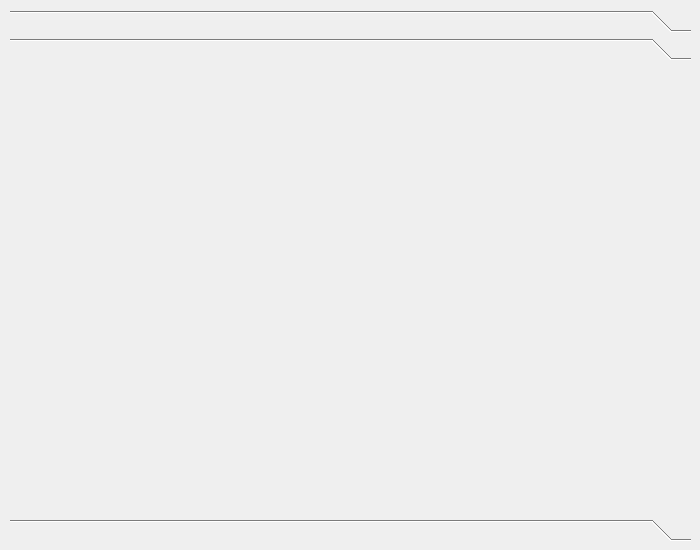
Qt form ui/reader/reader.ui (shikro/database_client) before a commit.
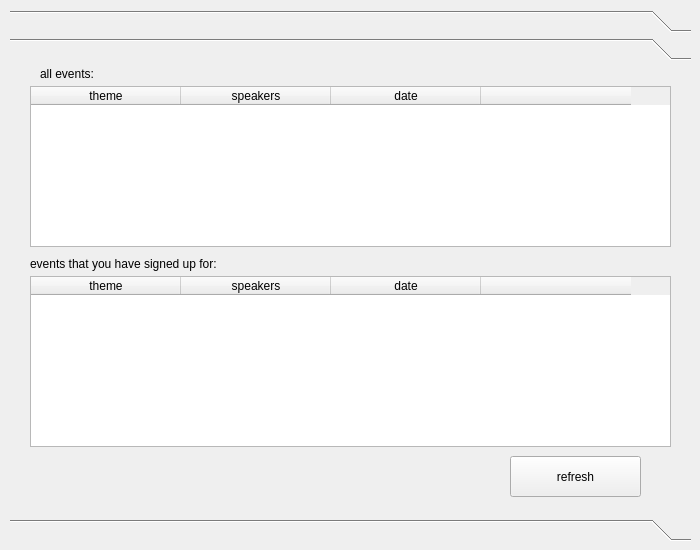
The same form after that commit. The open tabs and pages were chosen to show the change.

Patch:
```diff
--- a/ui/reader/reader.ui
+++ b/ui/reader/reader.ui
@@ -286,13 +286,118 @@
       <rect>
        <x>0</x>
        <y>0</y>
-       <width>100</width>
-       <height>30</height>
+       <width>681</width>
+       <height>429</height>
       </rect>
      </property>
      <attribute name="label">
       <string>&lt;events&gt;</string>
      </attribute>
+     <widget class="QTableWidget" name="all_events_table">
+      <property name="geometry">
+       <rect>
+        <x>20</x>
+        <y>20</y>
+        <width>641</width>
+        <height>161</height>
+       </rect>
+      </property>
+      <attribute name="horizontalHeaderDefaultSectionSize">
+       <number>150</number>
+      </attribute>
+      <column>
+       <property name="text">
+        <string>theme</string>
+       </property>
+      </column>
+      <column>
+       <property name="text">
+        <string>speakers</string>
+       </property>
+      </column>
+      <column>
+       <property name="text">
+        <string>date</string>
+       </property>
+      </column>
+      <column>
+       <property name="text">
+        <string/>
+       </property>
+      </column>
+     </widget>
+     <widget class="QPushButton" name="events_refresh_button">
+      <property name="geometry">
+       <rect>
+        <x>500</x>
+        <y>390</y>
+        <width>131</width>
+        <height>41</height>
+       </rect>
+      </property>
+      <property name="text">
+       <string>refresh</string>
+      </property>
+     </widget>
+     <widget class="QTableWidget" name="my_events_table">
+      <property name="geometry">
+       <rect>
+        <x>20</x>
+        <y>210</y>
+        <width>641</width>
+        <height>171</height>
+       </rect>
+      </property>
+      <attribute name="horizontalHeaderDefaultSectionSize">
+       <number>150</number>
+      </attribute>
+      <column>
+       <property name="text">
+        <string>theme</string>
+       </property>
+      </column>
+      <column>
+       <property name="text">
+        <string>speakers</string>
+       </property>
+      </column>
+      <column>
+       <property name="text">
+        <string>date</string>
+       </property>
+      </column>
+      <column>
+       <property name="text">
+        <string/>
+       </property>
+      </column>
+     </widget>
+     <widget class="QLabel" name="label_7">
+      <property name="geometry">
+       <rect>
+        <x>30</x>
+        <y>0</y>
+        <width>81</width>
+        <height>16</height>
+       </rect>
+      </property>
+      <property name="text">
+       <string>all events:</string>
+      </property>
+     </widget>
+     <widget class="QLabel" name="label_8">
+      <property name="geometry">
+       <rect>
+        <x>20</x>
+        <y>190</y>
+        <width>221</width>
+        <height>16</height>
+       </rect>
+      </property>
+      <property name="text">
+       <string>events that you have signed up for:</string>
+      </property>
+     </widget>
     </widget>
     <widget class="QWidget" name="account_info_page">
      <property name="geometry">
```
Left out of the diff: 6 changed lines with no effect on the pictures.
